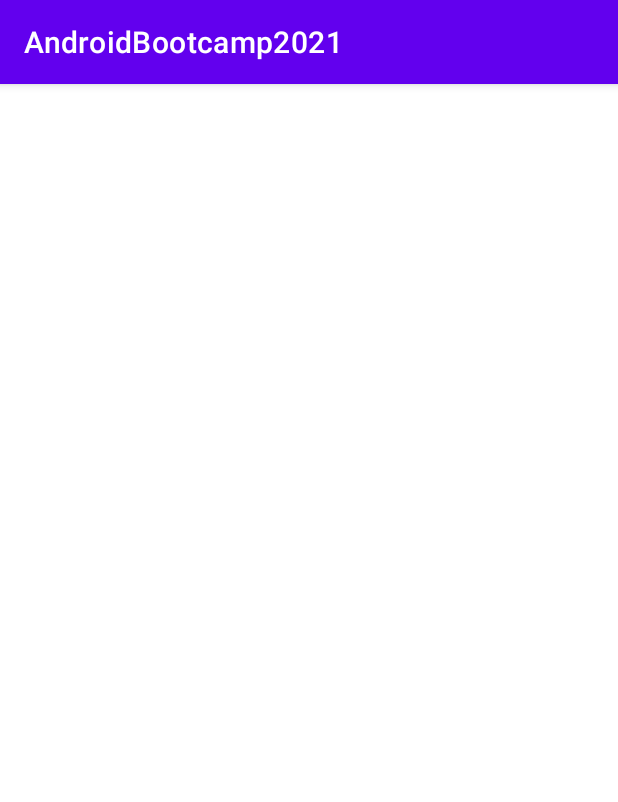
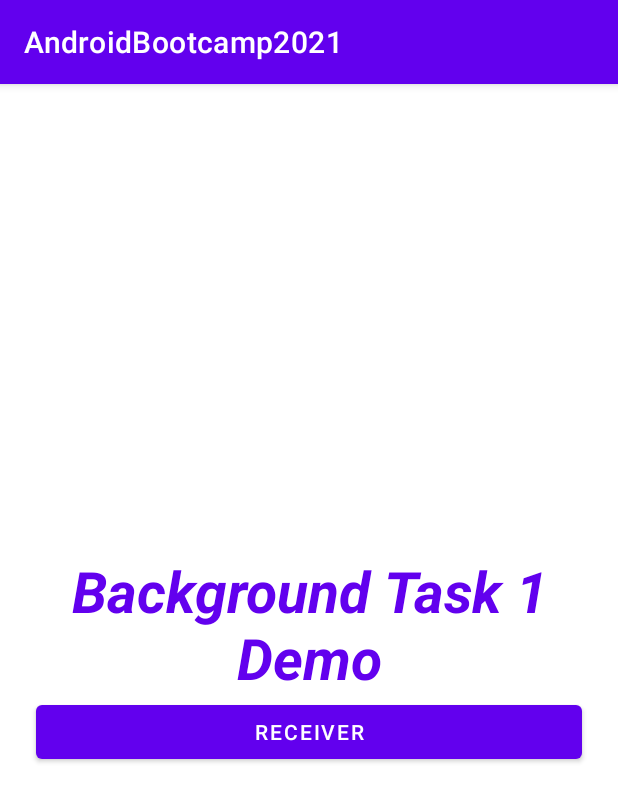
Before and after one commit to shubham-ttn/AndroidBootcamp2021, an Android app: the screen it shows after launch (MainActivity), on a phone screen of 412 x 824 dp. Shown: the top 802 px of the screen. Run offline under Robolectric (Android 15) with nearby library versions, the phone set to English and light mode, and no system bars.

Commit message:
Added Qsn 2

```diff
--- a/app/build.gradle
+++ b/app/build.gradle
@@ -1,6 +1,7 @@
 plugins {
     id 'com.android.application'
     id 'kotlin-android'
+    id 'kotlin-android-extensions'
 }
 
 android {
--- a/app/src/main/java/com/example/androidbootcamp2021/MainActivity.kt
+++ b/app/src/main/java/com/example/androidbootcamp2021/MainActivity.kt
@@ -1,10 +1,19 @@
 package com.example.androidbootcamp2021
 
+import android.content.BroadcastReceiver
+import android.content.Intent
+import android.content.IntentFilter
+import android.content.pm.PackageManager
 import androidx.appcompat.app.AppCompatActivity
 import android.os.Bundle
 import android.widget.Toast
+import androidx.core.app.ActivityCompat
+import androidx.core.content.ContextCompat
+import com.example.androidbootcamp2021.receivers.BatteryReceiver
+import com.example.androidbootcamp2021.receivers.MyPhoneReceiver
 import com.example.androidbootcamp2021.thread.MyThread
 import com.example.androidbootcamp2021.thread.MyThread1
+import kotlinx.android.synthetic.main.activity_main.*
 import java.lang.Exception
 
 class MainActivity : AppCompatActivity() {
@@ -14,6 +23,27 @@ class MainActivity : AppCompatActivity() {
 
         // Ques 1 : Use start() join() and sleep() methods in single program to execute different threads.
         // See thread directory
+        initThread()
+
+        //Ques 2 : Register receiver  for incoming calls and battery status.
+        // See MyPhoneReceiver in Receivers directory used Static registration, see Manifest file
+        // And BatteryReceiver in Receivers directory used dynamic registration
+        // First, get permission from the user
+        receiverDemoBtn.setOnClickListener {
+            if(ContextCompat.checkSelfPermission(this, android.Manifest.permission.READ_PHONE_STATE)
+                != PackageManager.PERMISSION_GRANTED){
+                ActivityCompat.requestPermissions(this,
+                    arrayOf(android.Manifest.permission.READ_PHONE_STATE),1);
+            }
+
+            // Dynamic registration of Broadcast receiver
+            val batteryReceiver: BroadcastReceiver = BatteryReceiver()
+            registerReceiver(batteryReceiver, IntentFilter(Intent.ACTION_BATTERY_CHANGED))
+        }
+
+    }
+
+    private fun initThread() {
         val myThread = MyThread(this)
         val myThread1 = MyThread1(this)
 
@@ -24,6 +54,5 @@ class MainActivity : AppCompatActivity() {
         // task first
         myThread1.start()
         myThread.join()
-
     }
 }
--- a/app/src/main/res/layout/activity_main.xml
+++ b/app/src/main/res/layout/activity_main.xml
@@ -1,9 +1,45 @@
 <?xml version="1.0" encoding="utf-8"?>
-<androidx.constraintlayout.widget.ConstraintLayout xmlns:android="http://schemas.android.com/apk/res/android"
+<LinearLayout xmlns:android="http://schemas.android.com/apk/res/android"
     xmlns:app="http://schemas.android.com/apk/res-auto"
     xmlns:tools="http://schemas.android.com/tools"
     android:layout_width="match_parent"
     android:layout_height="match_parent"
+    android:gravity="center"
+    android:orientation="vertical"
     tools:context=".MainActivity">
 
-</androidx.constraintlayout.widget.ConstraintLayout>
+    <TextView
+        android:layout_width="match_parent"
+        android:layout_height="wrap_content"
+        android:gravity="center"
+        android:text="@string/background_task_1_demo_text"
+        android:textColor="@color/purple_500"
+        android:textSize="38sp"
+        android:textStyle="italic|bold" />
+
+    <Button
+        android:id="@+id/receiverDemoBtn"
+        android:layout_width="match_parent"
+        android:layout_height="wrap_content"
+        android:layout_marginHorizontal="@dimen/margin_24dp"
+        android:text="@string/receiver_demo_btn_text" />
+
+    <!--
+    <Button
+        android:id="@+id/serviceDemoBtn"
+        android:layout_width="match_parent"
+        android:layout_height="wrap_content"
+        android:text="@string/service_demo_btn_text"
+        android:layout_marginHorizontal="@dimen/margin_24dp" />
+
+    <Button
+        android:id="@+id/localServiceDemoBtn"
+        android:layout_width="match_parent"
+        android:layout_height="wrap_content"
+        android:text="Local Service Demo"
+        android:layout_marginHorizontal="@dimen/margin_24dp" />
+
+        -->
+
+
+</LinearLayout>
--- /dev/null
+++ b/app/src/main/res/values/dimens.xml
@@ -0,0 +1,4 @@
+<?xml version="1.0" encoding="utf-8"?>
+<resources>
+    <dimen name="margin_24dp">24dp</dimen>
+</resources>
--- a/app/src/main/res/values/strings.xml
+++ b/app/src/main/res/values/strings.xml
@@ -1,3 +1,6 @@
 <resources>
     <string name="app_name">AndroidBootcamp2021</string>
+    <string name="receiver_demo_btn_text">Receiver</string>
+    <string name="service_demo_btn_text">Service Demo</string>
+    <string name="background_task_1_demo_text">Background Task 1 Demo</string>
 </resources>
```
Also changed, not shown: app/src/main/AndroidManifest.xml (+14 -0 lines), app/src/main/java/com/example/androidbootcamp2021/receivers/BatteryReceiver.kt (added, +15 -0 lines), app/src/main/java/com/example/androidbootcamp2021/receivers/MyPhoneReceiver.kt (added, +21 -0 lines), 1 other file.
